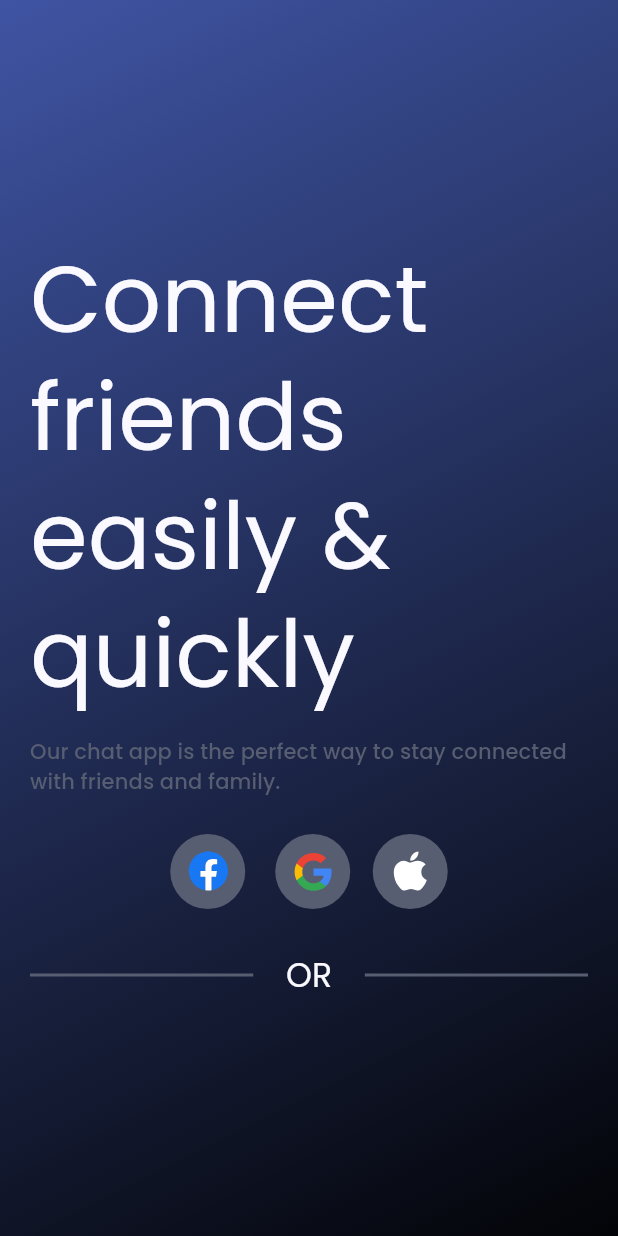
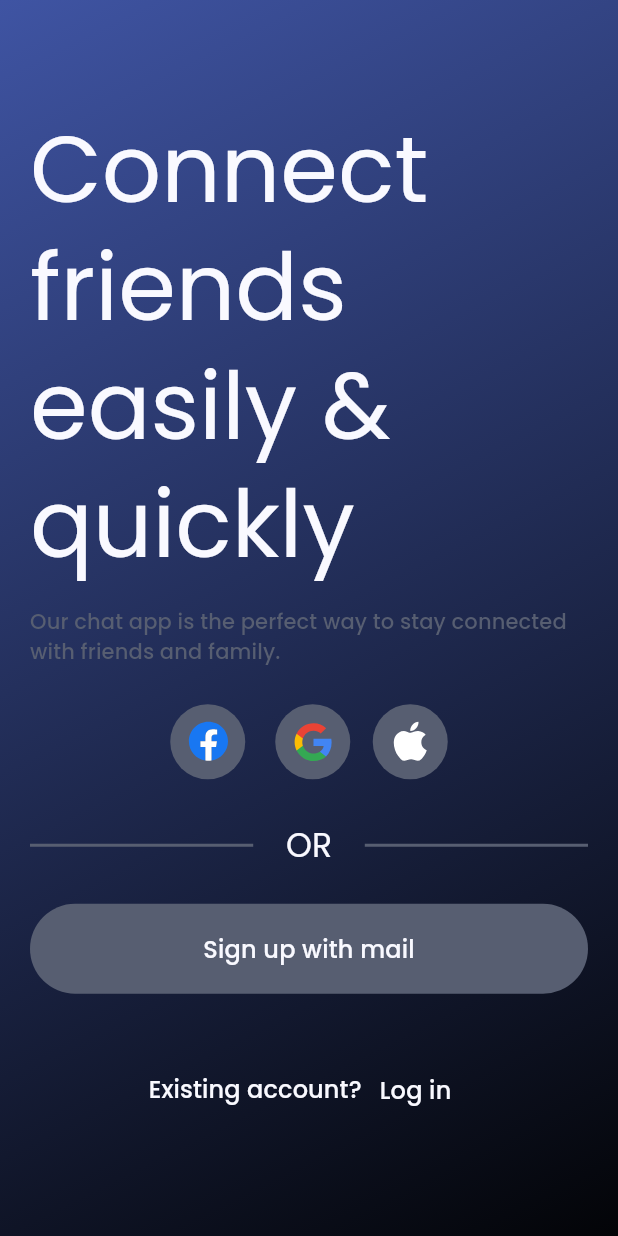
Before and after one commit to toxirjon96/chat_box, a Flutter app: the screen it shows after launch, on a phone screen of 412 x 824 dp. Run offline on Flutter 3.47's test engine with Material 3 defaults, Android fonts, the phone set to English and light mode, and no system bars; our stand-ins replace firebase_auth, firebase_core, flutter_svg, mask_text_input_formatter; accounts and stored records are empty.

Commit message:
app modified

```diff
--- a/lib/main.dart
+++ b/lib/main.dart
@@ -1,4 +1,4 @@
-import 'package:chat_box/src/common/widget/app_runner.dart';
-
+import 'src/common/widget/app_runner.dart';
+//243376022885-3bdvbfet8ma9le7tfn3r9bfblt8nmcqh.apps.googleusercontent.com
 //https://www.figma.com/file/LZ5E4NMAlBzb38GKifzupK/TEXTit-Chatting-App---Chatbox-(Community)?node-id=22%3A2795&mode=dev
 Future<void> main() => AppRunner().initializeAndRun();
--- a/lib/src/common/config/theme_config.dart
+++ b/lib/src/common/config/theme_config.dart
@@ -1,5 +1,6 @@
-import 'package:chat_box/src/common/style/app_colors.dart';
 import 'package:flutter/material.dart';
+
+import '../style/app_colors.dart';
 
 final ColorScheme kColorSchema =
     ColorScheme.fromSeed(seedColor: AppColors.mainColor);
@@ -7,9 +8,10 @@ final ColorScheme kColorSchema =
 class ThemeConfig {
   const ThemeConfig._();
 
-  static ThemeData theme = ThemeData(fontFamily: "Poppins").copyWith(
+  static ThemeData theme = ThemeData(
+    fontFamily: "Poppins",
     useMaterial3: true,
+  ).copyWith(
     colorScheme: kColorSchema,
   );
-
 }
--- a/lib/src/common/widget/app.dart
+++ b/lib/src/common/widget/app.dart
@@ -1,6 +1,7 @@
-import 'package:chat_box/src/common/config/theme_config.dart';
-import 'package:chat_box/src/features/home_page/home_page.dart';
 import 'package:flutter/material.dart';
+
+import '../config/theme_config.dart';
+import '../../features/pages/home_page/home_page.dart';
 
 class App extends StatelessWidget{
   const App({super.key});
--- a/lib/src/features/home_page/home_page.dart
+++ b/lib/src/features/pages/home_page/home_page.dart
@@ -1,13 +1,13 @@
 import 'package:flutter/material.dart';
 
-import '../../common/style/app_colors.dart';
-import '../../common/style/app_insets.dart';
+import '../../../common/style/app_colors.dart';
+import '../../../common/style/app_insets.dart';
 import '../home_page/widget/custom_divider.dart';
 import '../home_page/widget/svg_container.dart';
+import '../sign_in_page/sign_in_page.dart';
 
 class HomePage extends StatelessWidget {
   const HomePage({super.key});
-
 
   @override
   Widget build(BuildContext context) {
@@ -32,7 +32,7 @@ class HomePage extends StatelessWidget {
                 horizontal: AppInsets.leftAndRightPadding,
               ),
               child: Text(
-                "Connect friends easily & quickly",
+                'Connect friends easily & quickly',
                 textAlign: TextAlign.left,
                 style: Theme.of(context).textTheme.titleLarge!.copyWith(
                       fontSize: 62,
@@ -46,7 +46,7 @@ class HomePage extends StatelessWidget {
                 horizontal: AppInsets.leftAndRightPadding,
               ),
               child: Text(
-                "Our chat app is the perfect way to stay connected with friends and family.",
+                'Our chat app is the perfect way to stay connected with friends and family.',
                 textAlign: TextAlign.left,
                 style: Theme.of(context).textTheme.labelLarge!.copyWith(
                       color: Theme.of(context).colorScheme.secondary,
@@ -58,17 +58,17 @@ class HomePage extends StatelessWidget {
               mainAxisAlignment: MainAxisAlignment.center,
               children: [
                 SvgContainer(
-                  svgPath: "assets/icons/facebook.svg",
+                  svgPath: 'assets/icons/facebook.svg',
                   backgroundColor: Theme.of(context).colorScheme.secondary,
                 ),
                 const SizedBox(width: 20),
                 SvgContainer(
-                  svgPath: "assets/icons/google.svg",
+                  svgPath: 'assets/icons/google.svg',
                   backgroundColor: Theme.of(context).colorScheme.secondary,
                 ),
                 const SizedBox(width: 15),
                 SvgContainer(
-                  svgPath: "assets/icons/apple.svg",
+                  svgPath: 'assets/icons/apple.svg',
                   backgroundColor: Theme.of(context).colorScheme.secondary,
                 ),
               ],
@@ -78,12 +78,65 @@ class HomePage extends StatelessWidget {
               horizontalPadding: AppInsets.leftAndRightPadding,
               color: Theme.of(context).colorScheme.secondary,
               centerWidget: Text(
-                "OR",
+                'OR',
                 style: Theme.of(context).textTheme.titleLarge!.copyWith(
                       color: Theme.of(context).colorScheme.background,
                     ),
               ),
             ),
+            const SizedBox(height: 25),
+            Padding(
+              padding: const EdgeInsets.symmetric(
+                horizontal: AppInsets.leftAndRightPadding,
+              ),
+              child: Container(
+                height: 60,
+                width: double.infinity,
+                decoration: BoxDecoration(
+                  color: Theme.of(context).colorScheme.secondary,
+                  borderRadius: BorderRadius.circular(30),
+                ),
+                child: SizedBox.expand(
+                  child: TextButton(
+                    onPressed: () {},
+                    child: Text(
+                      'Sign up with mail',
+                      style: Theme.of(context).textTheme.titleMedium!.copyWith(
+                            color: Theme.of(context).colorScheme.background,
+                          ),
+                    ),
+                  ),
+                ),
+              ),
+            ),
+            const SizedBox(height: 40),
+            Row(
+              mainAxisAlignment: MainAxisAlignment.center,
+              children: [
+                Text(
+                  'Existing account?',
+                  style: Theme.of(context).textTheme.labelLarge!.copyWith(
+                        color: Theme.of(context).colorScheme.background,
+                        fontSize: 16,
+                      ),
+                ),
+                TextButton(
+                  onPressed: () {
+                    Navigator.of(context).push(
+                      MaterialPageRoute(
+                        builder: (ctx) => const SignInPage(),
+                      ),
+                    );
+                  },
+                  child: Text(
+                    'Log in',
+                    style: Theme.of(context).textTheme.titleMedium!.copyWith(
+                          color: Theme.of(context).colorScheme.background,
+                        ),
+                  ),
+                )
+              ],
+            )
           ],
         ),
       ),
--- a/lib/src/features/home_page/widget/svg_container.dart
+++ b/lib/src/features/pages/home_page/widget/svg_container.dart
@@ -15,7 +15,9 @@ class SvgContainer extends StatelessWidget {
 
   @override
   Widget build(BuildContext context) {
-    return Container(
+    return GestureDetector(
+      onTap: (){},
+      child: Container(
         width: size,
         height: size,
         decoration: BoxDecoration(
@@ -25,6 +27,7 @@ class SvgContainer extends StatelessWidget {
         child: SvgPicture.asset(
           svgPath,
         ),
+      ),
     );
   }
 }
```
Also changed, not shown: analysis_options.yaml (+11 -24 lines), lib/src/features/pages/main_page/main_page.dart (added, +13 -0 lines), lib/src/features/pages/sign_in_page/sign_in_page.dart (added, +230 -0 lines), lib/src/features/sign_in_page/sign_in_page.dart (deleted, +0 -10 lines), assets/icons/apple-black.svg (added), lib/firebase_options.dart, lib/src/features/pages/home_page/widget/custom_divider.dart (renamed from lib/src/features/home_page/widget/custom_divider.dart), 5 other files. Lines whose indentation alone changed are shown as unchanged.
